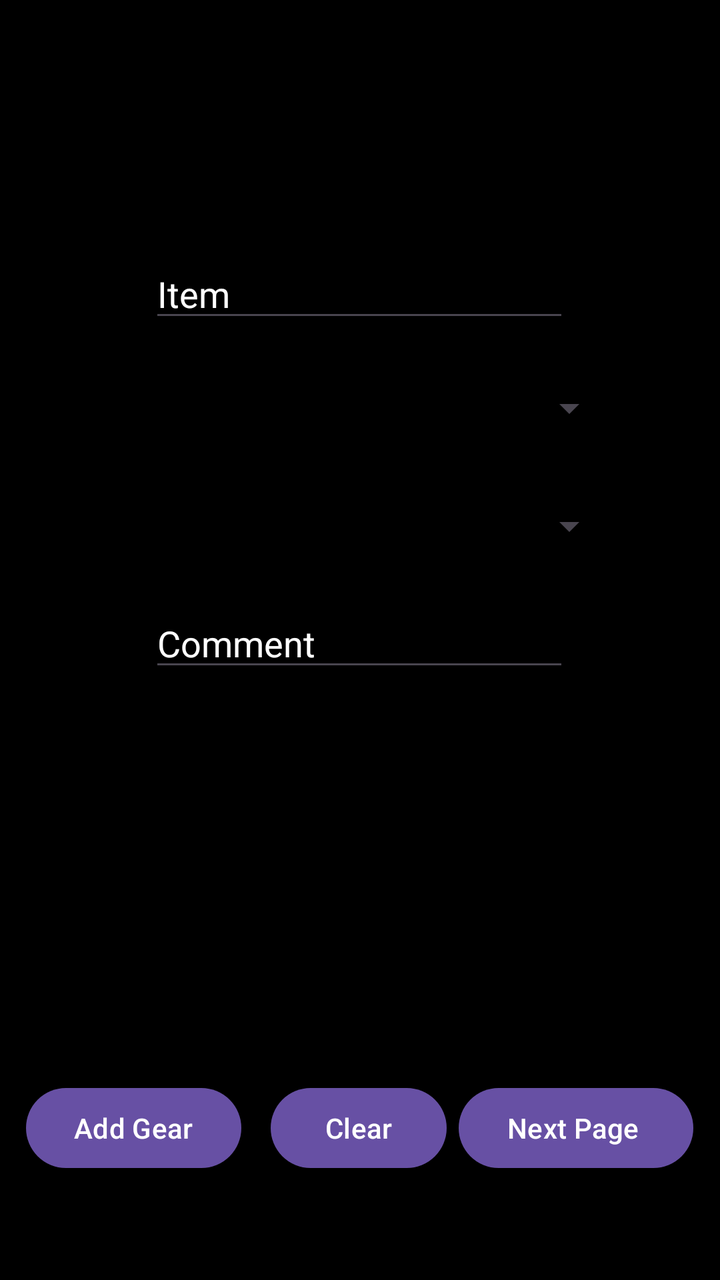
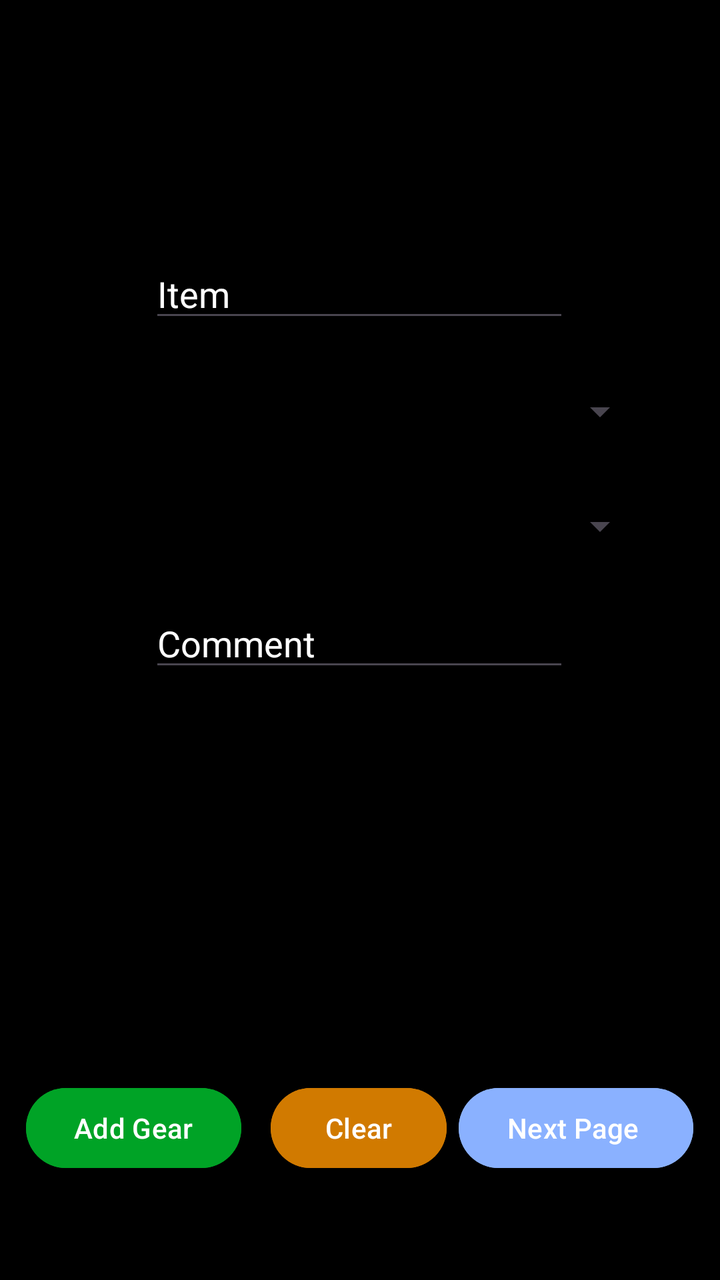

Compare the two renders of this Android layout. The source of the first and the diff that turns it into the second are given below.
<!-- AndroidManifest.xml: application theme Theme.Ima51122026g1practicumST10515004 -->
<!-- res/layout/activity_page2.xml -->
<?xml version="1.0" encoding="utf-8"?>
<androidx.constraintlayout.widget.ConstraintLayout xmlns:android="http://schemas.android.com/apk/res/android"
    xmlns:app="http://schemas.android.com/apk/res-auto"
    xmlns:tools="http://schemas.android.com/tools"
    android:id="@+id/main"
    android:layout_width="match_parent"
    android:layout_height="match_parent"
    tools:context=".input"
    android:background="@color/black">

    <Button
        android:id="@+id/Nextpage"
        android:layout_width="wrap_content"
        android:layout_height="wrap_content"
        android:text="Next Page "
        app:layout_constraintBottom_toBottomOf="parent"
        app:layout_constraintEnd_toEndOf="parent"
        app:layout_constraintHorizontal_bias="0.945"
        app:layout_constraintStart_toStartOf="parent"
        app:layout_constraintTop_toTopOf="parent"
        app:layout_constraintVertical_bias="0.912" />

    <Button
        android:id="@+id/clear"
        android:layout_width="wrap_content"
        android:layout_height="wrap_content"
        android:text="Clear"
        app:layout_constraintBottom_toBottomOf="parent"
        app:layout_constraintEnd_toEndOf="parent"
        app:layout_constraintHorizontal_bias="0.498"
        app:layout_constraintStart_toStartOf="parent"
        app:layout_constraintTop_toTopOf="parent"
        app:layout_constraintVertical_bias="0.912" />

    <EditText
        android:id="@+id/Item"
        android:layout_width="wrap_content"
        android:layout_height="wrap_content"
        android:ems="10"
        android:inputType="text"
        android:text=""
        app:layout_constraintBottom_toBottomOf="parent"
        app:layout_constraintEnd_toEndOf="parent"
        app:layout_constraintHorizontal_bias="0.497"
        app:layout_constraintStart_toStartOf="parent"
        app:layout_constraintTop_toTopOf="parent"
        app:layout_constraintVertical_bias="0.208"
        android:textColor="@color/white"
        android:hint="Item"
        android:textColorHint="@color/white"
        />

    <EditText
        android:id="@+id/comment"
        android:layout_width="wrap_content"
        android:layout_height="wrap_content"
        android:ems="10"
        android:inputType="text"
        android:text=""
        app:layout_constraintBottom_toBottomOf="parent"
        app:layout_constraintEnd_toEndOf="parent"
        app:layout_constraintHorizontal_bias="0.497"
        app:layout_constraintStart_toStartOf="parent"
        app:layout_constraintTop_toTopOf="parent"
        android:textColor="@color/white"
        android:hint="Comment"
        android:textColorHint="@color/white"/>

    <Spinner
        android:id="@+id/quantity"
        android:layout_width="257dp"
        android:layout_height="49dp"
        app:layout_constraintBottom_toBottomOf="parent"
        app:layout_constraintEnd_toEndOf="parent"
        app:layout_constraintStart_toStartOf="parent"
        app:layout_constraintTop_toTopOf="parent"
        app:layout_constraintVertical_bias="0.404"
        android:hint="quantity"
        android:textColorHint="@color/white"/>

    <Spinner
        android:id="@+id/catagory"
        android:layout_width="257dp"
        android:layout_height="49dp"
        app:layout_constraintBottom_toBottomOf="parent"
        app:layout_constraintEnd_toEndOf="parent"
        app:layout_constraintStart_toStartOf="parent"
        app:layout_constraintTop_toTopOf="parent"
        app:layout_constraintVertical_bias="0.304" />

    <Button
        android:id="@+id/Addgear"
        android:layout_width="wrap_content"
        android:layout_height="wrap_content"
        android:text="Add Gear"
        app:layout_constraintBottom_toBottomOf="parent"
        app:layout_constraintEnd_toEndOf="parent"
        app:layout_constraintHorizontal_bias="0.052"
        app:layout_constraintStart_toStartOf="parent"
        app:layout_constraintTop_toTopOf="parent"
        app:layout_constraintVertical_bias="0.912" />

</androidx.constraintlayout.widget.ConstraintLayout>
<!-- resources referenced by this layout -->
<resources>
  <color name="black">#FF000000</color>
  <color name="white">#FFFFFFFF</color>
  <style name="Theme.Ima51122026g1practicumST10515004" parent="Base.Theme.Ima51122026g1practicumST10515004" />
  <style name="Base.Theme.Ima51122026g1practicumST10515004" parent="Theme.Material3.DayNight.NoActionBar">
          
          
      </style>
</resources>

<!-- the commit's change to res/layout/activity_page2.xml (unified diff, before → after) -->
@@ -18,7 +18,8 @@
         app:layout_constraintHorizontal_bias="0.945"
         app:layout_constraintStart_toStartOf="parent"
         app:layout_constraintTop_toTopOf="parent"
-        app:layout_constraintVertical_bias="0.912" />
+        app:layout_constraintVertical_bias="0.912"
+        android:backgroundTint="#8AB1FF"/>
 
     <Button
         android:id="@+id/clear"
@@ -30,7 +31,8 @@
         app:layout_constraintHorizontal_bias="0.498"
         app:layout_constraintStart_toStartOf="parent"
         app:layout_constraintTop_toTopOf="parent"
-        app:layout_constraintVertical_bias="0.912" />
+        app:layout_constraintVertical_bias="0.912"
+        android:backgroundTint="#D17A00"/>
 
     <EditText
         android:id="@+id/Item"
@@ -70,13 +72,14 @@
         android:id="@+id/quantity"
         android:layout_width="257dp"
         android:layout_height="49dp"
+        android:hint="quantity"
+        android:textColorHint="@color/white"
         app:layout_constraintBottom_toBottomOf="parent"
         app:layout_constraintEnd_toEndOf="parent"
+        app:layout_constraintHorizontal_bias="0.649"
         app:layout_constraintStart_toStartOf="parent"
         app:layout_constraintTop_toTopOf="parent"
-        app:layout_constraintVertical_bias="0.404"
-        android:hint="quantity"
-        android:textColorHint="@color/white"/>
+        app:layout_constraintVertical_bias="0.404" />
 
     <Spinner
         android:id="@+id/catagory"
@@ -84,9 +87,10 @@
         android:layout_height="49dp"
         app:layout_constraintBottom_toBottomOf="parent"
         app:layout_constraintEnd_toEndOf="parent"
+        app:layout_constraintHorizontal_bias="0.649"
         app:layout_constraintStart_toStartOf="parent"
         app:layout_constraintTop_toTopOf="parent"
-        app:layout_constraintVertical_bias="0.304" />
+        app:layout_constraintVertical_bias="0.307" />
 
     <Button
         android:id="@+id/Addgear"
@@ -98,6 +102,7 @@
         app:layout_constraintHorizontal_bias="0.052"
         app:layout_constraintStart_toStartOf="parent"
         app:layout_constraintTop_toTopOf="parent"
-        app:layout_constraintVertical_bias="0.912" />
+        app:layout_constraintVertical_bias="0.912"
+        android:backgroundTint="#00A326"/>
 
 </androidx.constraintlayout.widget.ConstraintLayout>
